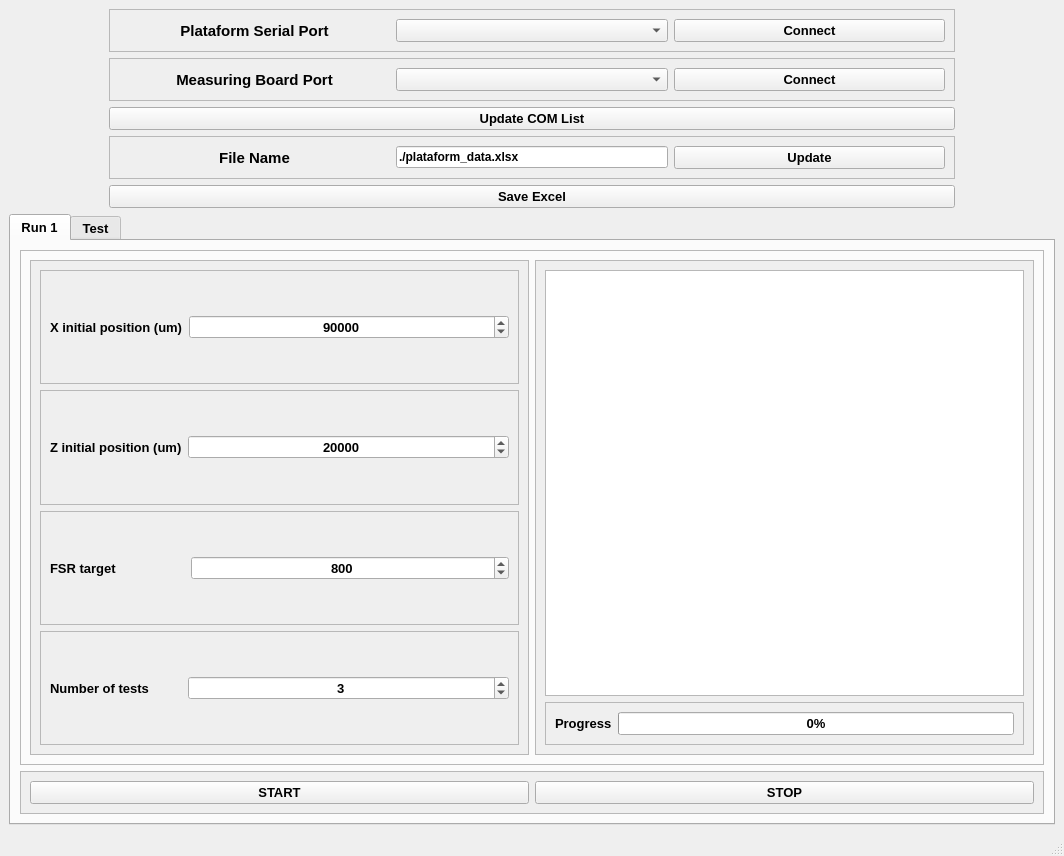
adrielluiz/platform_tactile_acquisition, file SOFTWARE/main_gui.ui: the form before one commit.
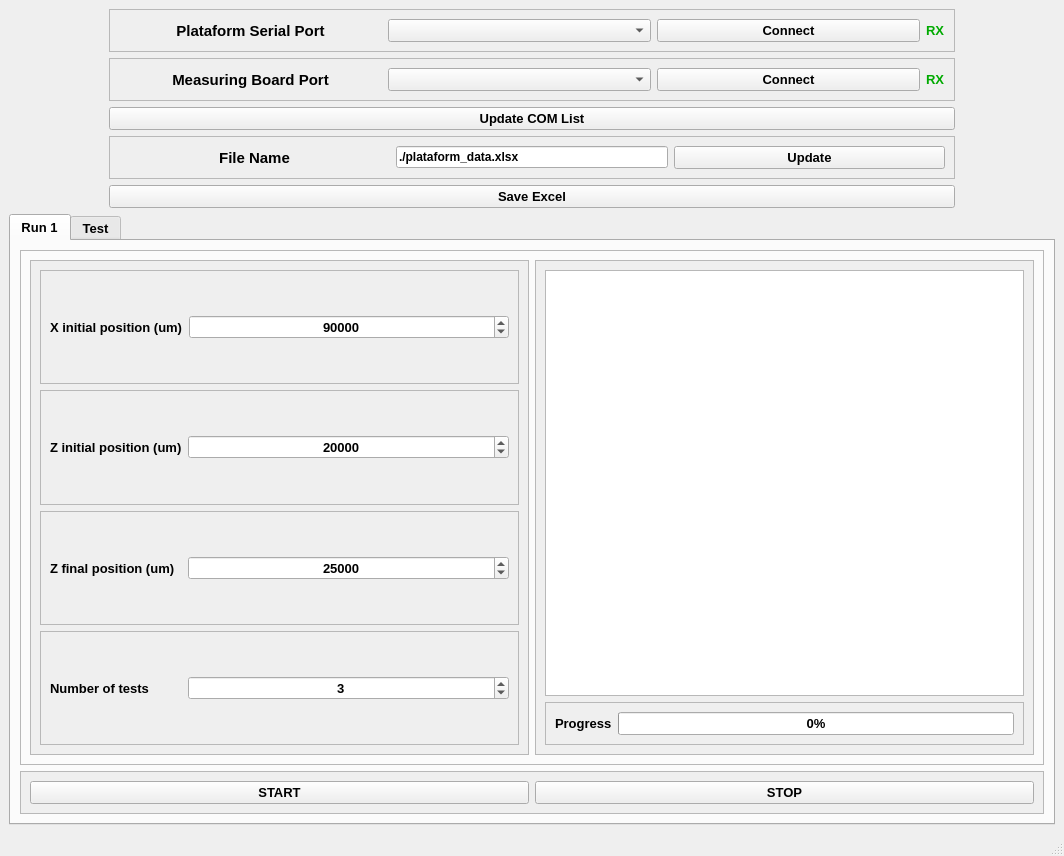
The form after the commit.

The edit to the form file:
```diff
--- a/SOFTWARE/main_gui.ui
+++ b/SOFTWARE/main_gui.ui
@@ -86,6 +86,35 @@
            </property>
           </widget>
          </item>
+         <item>
+          <widget class="QLabel" name="lbRxPlat">
+           <property name="sizePolicy">
+            <sizepolicy hsizetype="Fixed" vsizetype="Preferred">
+             <horstretch>0</horstretch>
+             <verstretch>0</verstretch>
+            </sizepolicy>
+           </property>
+           <property name="font">
+            <font>
+             <pointsize>10</pointsize>
+             <weight>75</weight>
+             <bold>true</bold>
+            </font>
+           </property>
+           <property name="autoFillBackground">
+            <bool>false</bool>
+           </property>
+           <property name="frameShadow">
+            <enum>QFrame::Plain</enum>
+           </property>
+           <property name="text">
+            <string>&lt;html&gt;&lt;head/&gt;&lt;body&gt;&lt;p&gt;&lt;span style=&quot; color:#00aa00;&quot;&gt;RX&lt;/span&gt;&lt;/p&gt;&lt;/body&gt;&lt;/html&gt;</string>
+           </property>
+           <property name="textFormat">
+            <enum>Qt::RichText</enum>
+           </property>
+          </widget>
+         </item>
         </layout>
        </widget>
       </item>
@@ -146,6 +175,32 @@
            </property>
           </widget>
          </item>
+         <item>
+          <widget class="QLabel" name="lb_Rx_MeasBoard">
+           <property name="enabled">
+            <bool>true</bool>
+           </property>
+           <property name="sizePolicy">
+            <sizepolicy hsizetype="Fixed" vsizetype="Preferred">
+             <horstretch>0</horstretch>
+             <verstretch>0</verstretch>
+            </sizepolicy>
+           </property>
+           <property name="font">
+            <font>
+             <pointsize>10</pointsize>
+             <weight>75</weight>
+             <bold>true</bold>
+            </font>
+           </property>
+           <property name="text">
+            <string>&lt;html&gt;&lt;head/&gt;&lt;body&gt;&lt;p&gt;&lt;span style=&quot; color:#00aa00;&quot;&gt;RX&lt;/span&gt;&lt;/p&gt;&lt;/body&gt;&lt;/html&gt;</string>
+           </property>
+           <property name="textFormat">
+            <enum>Qt::RichText</enum>
+           </property>
+          </widget>
+         </item>
         </layout>
        </widget>
       </item>
@@ -404,7 +459,7 @@
                     </size>
                    </property>
                    <property name="text">
-                    <string>FSR target                   </string>
+                    <string>Z final position (um)  </string>
                    </property>
                   </widget>
                  </item>
@@ -417,10 +472,13 @@
                     <number>1</number>
                    </property>
                    <property name="maximum">
-                    <number>1023</number>
+                    <number>36000</number>
+                   </property>
+                   <property name="singleStep">
+                    <number>100</number>
                    </property>
                    <property name="value">
-                    <number>800</number>
+                    <number>25000</number>
                    </property>
                   </widget>
                  </item>
```
Left out of the diff: 2 changed lines with no effect on the pictures.
